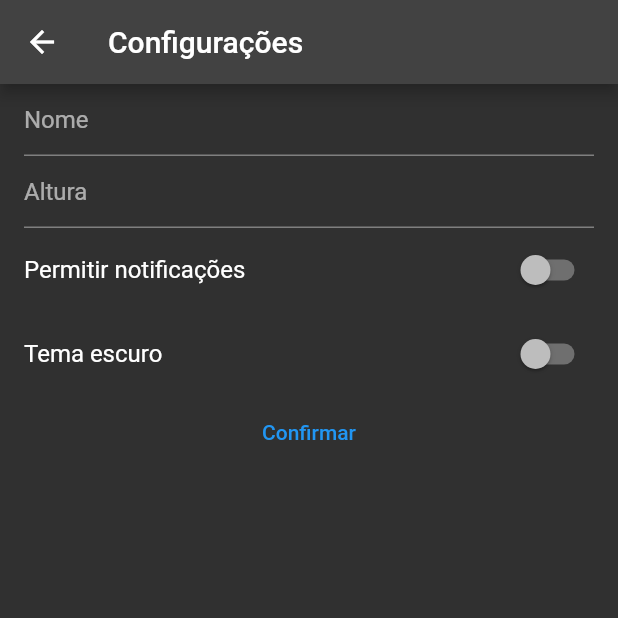
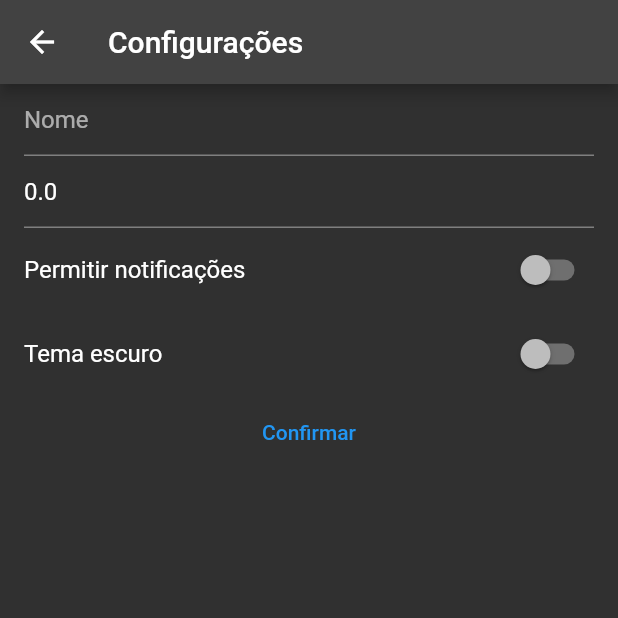
Before and after one commit to MuriWolf/my-app-flutter, a Flutter app: the screen it shows after launch, in the side drawer, after a tap on "Configurações", on a phone screen of 412 x 824 dp, the top half of it. Run offline on Flutter 3.47's test engine with Material 2 defaults, Android fonts, the phone set to English and light mode, and no system bars; our stand-ins replace google_fonts, shared_preferences; network calls fail.

```diff
--- a/lib/pages/configuracoesPage.dart
+++ b/lib/pages/configuracoesPage.dart
@@ -1,4 +1,5 @@
 import 'package:flutter/material.dart';
+import 'package:shared_preferences/shared_preferences.dart';
 
 class ConfiguracoesPage extends StatefulWidget {
   const ConfiguracoesPage({super.key});
@@ -8,10 +9,32 @@ class ConfiguracoesPage extends StatefulWidget {
 }
 
 class _ConfiguracoesPageState extends State<ConfiguracoesPage> {
+  late SharedPreferences storage;
+  @override
+  void initState() {
+    super.initState();
+    carregarDados();
+  }
+
   var nomeController = TextEditingController();
   var alturaController = TextEditingController();
   bool notificacoes = false;
   bool temaEscuro = false;
+
+  final String NOME_KEY = "NOME_KEY";
+  final String ALTURA_KEY = "ALTURA_KEY";
+  final String RECEBER_NOTIFICACOES_KEY = "RECEBER_NOTIFICACOES_KEY";
+  final String TEMA_ESCURO_KEY = "TEMA_ESCURO_KEY";
+
+  void carregarDados() async {
+    storage = await SharedPreferences.getInstance();
+    setState(() {
+      nomeController.text = storage.getString(NOME_KEY) ?? "";
+      alturaController.text = (storage.getDouble(ALTURA_KEY) ?? 0).toString();
+      notificacoes = storage.getBool(RECEBER_NOTIFICACOES_KEY) ?? false;
+      temaEscuro = storage.getBool(TEMA_ESCURO_KEY) ?? false;
+    });
+  }
 
   @override
   Widget build(BuildContext context) {
@@ -53,7 +76,24 @@ class _ConfiguracoesPageState extends State<ConfiguracoesPage> {
                   temaEscuro = value;
                 });
               }),
-          TextButton(onPressed: () {}, child: const Text("Confirmar"))
+          TextButton(
+              onPressed: () async {
+                FocusManager.instance.primaryFocus?.unfocus();
+                try {
+                  await storage.setDouble(
+                      ALTURA_KEY, double.parse(alturaController.text));
+                } catch (e) {
+                  ScaffoldMessenger.of(context).showSnackBar(const SnackBar(
+                    duration: Duration(milliseconds: 850),
+                      content: Text("Digite uma altura válida!")));
+                  return;
+                }
+                await storage.setString(NOME_KEY, nomeController.text);
+                await storage.setBool(RECEBER_NOTIFICACOES_KEY, notificacoes);
+                await storage.setBool(TEMA_ESCURO_KEY, temaEscuro);
+                Navigator.pop(context);
+              },
+              child: const Text("Confirmar"))
         ],
       ),
     ));
```
